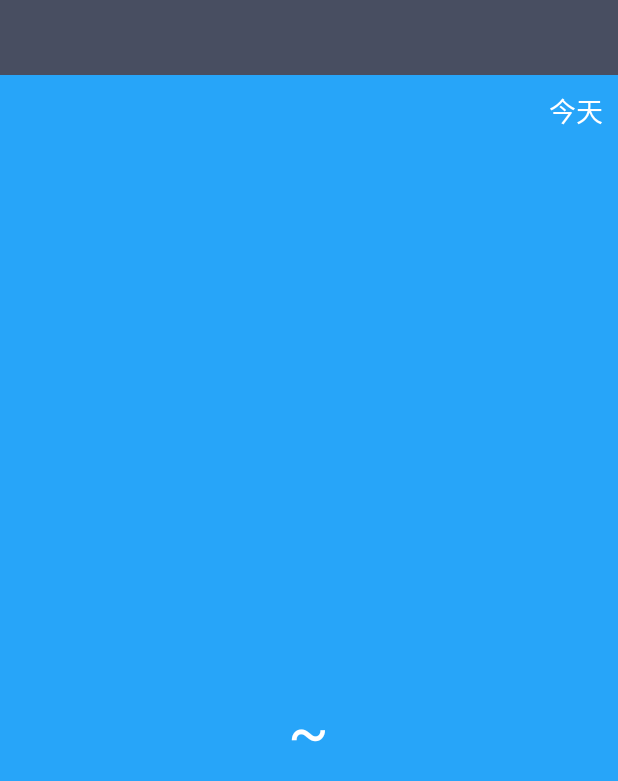
After one commit to wdyangll/coolweather, an Android app: the WeatherActivity screen opened directly, with no data from a screen before it, on a phone screen of 412 x 824 dp. The commit adds this screen. Shown: the top 781 px of the screen. Run offline under Robolectric (Android 15) with nearby library versions, the phone set to English and light mode, and no system bars.

Commit message:
finisha Weather activity

```diff
--- a/app/src/main/AndroidManifest.xml
+++ b/app/src/main/AndroidManifest.xml
@@ -14,6 +14,7 @@
                 <category android:name="android.intent.category.LAUNCHER"/>
             </intent-filter>
         </activity>
+        <activity android:name=".activity.WeatherActivity"/>
     </application>
 
 </manifest>
--- /dev/null
+++ b/app/src/main/java/com/example/vin/coolweather/activity/WeatherActivity.java
@@ -0,0 +1,119 @@
+package com.example.vin.coolweather.activity;
+
+import android.app.Activity;
+import android.content.SharedPreferences;
+import android.os.Bundle;
+import android.preference.PreferenceManager;
+import android.text.TextUtils;
+import android.util.Log;
+import android.view.View;
+import android.view.Window;
+import android.widget.LinearLayout;
+import android.widget.TextView;
+
+import com.example.vin.coolweather.R;
+import com.example.vin.coolweather.util.HttpCallbackListener;
+import com.example.vin.coolweather.util.HttpUtil;
+import com.example.vin.coolweather.util.Utility;
+
+/**
+ * Created by vin on 16/6/28.
+ */
+public class WeatherActivity extends Activity {
+    private LinearLayout mWeatherInfoLayout;
+    private TextView mCityNameText;
+    private TextView mPublishText;
+    private TextView mWeatherDespText;
+    private TextView mTemp1Text;
+    private TextView mTemp2Text;
+    private TextView mCurrentDateText;
+
+    @Override
+    protected void onCreate(Bundle savedInstanceState) {
+        super.onCreate(savedInstanceState);
+        requestWindowFeature(Window.FEATURE_NO_TITLE);
+        setContentView(R.layout.weather_layout);
+
+        mWeatherInfoLayout = (LinearLayout) findViewById(R.id.weather_info_layout);
+        mCityNameText = (TextView) findViewById(R.id.city_name);
+        mPublishText = (TextView) findViewById(R.id.publish_text);
+        mWeatherDespText = (TextView) findViewById(R.id.weather_desp);
+        mTemp1Text = (TextView) findViewById(R.id.temp1);
+        mTemp2Text = (TextView) findViewById(R.id.temp2);
+        mCurrentDateText = (TextView) findViewById(R.id.current_date);
+
+        String countyCode = getIntent().getStringExtra("county_code");
+        if (!TextUtils.isEmpty(countyCode)) {
+            mPublishText.setText("同步中");
+            mWeatherInfoLayout.setVerticalGravity(View.INVISIBLE);
+            mCityNameText.setVisibility(View.INVISIBLE);
+            queryWeatherCode(countyCode);
+        } else {
+            showWeather();
+        }
+    }
+
+    private void queryWeatherCode(String countyCode) {
+        String address = "http://www.weather.com.cn/data/list3/city" + countyCode + ".xml?level=3";
+        Log.i("manycode","county_code:"+countyCode);
+        queryFromServer(address, "countyCode");
+
+    }
+
+    private void queryWeatherInfo(String weatherCode) {
+        Log.i("manycode","weather_code:"+weatherCode);
+        String address = "http://www.weather.com.cn/data/cityinfo/" + weatherCode + ".html";
+        queryFromServer(address, "weatherCode");
+    }
+
+    private void queryFromServer(String address, final String type) {
+        HttpUtil.sendHttpRequest(address, new HttpCallbackListener() {
+            @Override
+            public void onFinish(String response) {
+                if ("countyCode".equals(type)) {
+                    if (!TextUtils.isEmpty(response)){
+                        String[] array = response.split("\\|");
+                        if (array !=null && array.length ==2) {
+                            String weatherCode =  array[1];
+                            queryWeatherInfo(weatherCode);
+                            Log.i("manycode","array:"+array[0] + " -- "+array[1]);
+
+                        }
+                    }
+                } else if ("weatherCode".equals(type)) {
+                    Utility.handleWeatherResponse(WeatherActivity.this, response);
+                    runOnUiThread(new Runnable() {
+                        @Override
+                        public void run() {
+                            showWeather();
+                        }
+                    });
+                }
+            }
+
+            @Override
+            public void onError(Exception e) {
+                runOnUiThread(new Runnable() {
+                    @Override
+                    public void run() {
+                        mPublishText.setText("同步失败");
+                    }
+                });
+            }
+        });
+
+    }
+
+    private void showWeather() {
+        SharedPreferences prefs = PreferenceManager.getDefaultSharedPreferences(this);
+        mCityNameText.setText(prefs.getString("city_name", ""));
+        mTemp1Text.setText(prefs.getString("temp1", ""));
+        mTemp2Text.setText(prefs.getString("temp2", ""));
+        mWeatherDespText.setText(prefs.getString("weather_desp", ""));
+        mPublishText.setText("今天" + prefs.getString("publish_time", ""));
+        mCurrentDateText.setText(prefs.getString("current_date", ""));
+        mWeatherInfoLayout.setVisibility(View.VISIBLE);
+        mCityNameText.setVisibility(View.VISIBLE);
+
+    }
+}
--- /dev/null
+++ b/app/src/main/res/layout/weather_layout.xml
@@ -0,0 +1,97 @@
+<?xml version="1.0" encoding="utf-8"?>
+<LinearLayout xmlns:android="http://schemas.android.com/apk/res/android"
+              android:layout_width="match_parent"
+              android:layout_height="match_parent"
+              android:orientation="vertical">
+
+    <RelativeLayout
+        android:layout_width="match_parent"
+        android:layout_height="50dp"
+        android:background="#484E61">
+
+        <TextView
+            android:id="@+id/city_name"
+            android:layout_width="wrap_content"
+            android:layout_height="wrap_content"
+            android:layout_centerInParent="true"
+            android:textColor="#fff"
+            android:textSize="24sp"/>
+    </RelativeLayout>
+
+    <RelativeLayout
+        android:layout_width="match_parent"
+        android:layout_height="0dp"
+        android:layout_weight="1"
+        android:background="#27A5F9">
+
+        <TextView
+            android:id="@+id/publish_text"
+            android:layout_width="wrap_content"
+            android:layout_height="wrap_content"
+            android:layout_alignParentRight="true"
+            android:layout_marginRight="10dp"
+            android:layout_marginTop="10dp"
+            android:textColor="#fff"
+            android:textSize="18sp"/>
+
+        <LinearLayout
+            android:id="@+id/weather_info_layout"
+            android:layout_width="wrap_content"
+            android:layout_height="wrap_content"
+            android:layout_centerInParent="true"
+            android:orientation="vertical">
+
+            <TextView
+                android:id="@+id/current_date"
+                android:layout_width="wrap_content"
+                android:layout_height="40dp"
+                android:gravity="center"
+                android:textColor="#fff"
+                android:textSize="18sp"/>
+
+            <TextView
+                android:id="@+id/weather_desp"
+                android:layout_width="wrap_content"
+                android:layout_height="60dp"
+                android:layout_gravity="center_horizontal"
+                android:gravity="center"
+                android:textColor="#fff"
+                android:textSize="40sp"/>
+
+            <LinearLayout
+                android:layout_width="wrap_content"
+                android:layout_height="60dp"
+                android:layout_gravity="center_horizontal"
+                android:orientation="horizontal">
+
+                <TextView
+                    android:id="@+id/temp1"
+                    android:layout_width="wrap_content"
+                    android:layout_height="wrap_content"
+                    android:layout_gravity="center_vertical"
+                    android:textColor="#fff"
+                    android:textSize="40sp"/>
+
+                <TextView
+                    android:layout_width="wrap_content"
+                    android:layout_height="wrap_content"
+                    android:layout_gravity="center_vertical"
+                    android:layout_marginLeft="10dp"
+                    android:layout_marginRight="10dp"
+                    android:text="~"
+                    android:textColor="#fff"
+                    android:textSize="40sp"/>
+
+                <TextView
+                    android:id="@+id/temp2"
+                    android:layout_width="wrap_content"
+                    android:layout_height="wrap_content"
+                    android:layout_gravity="center_vertical"
+                    android:textColor="#fff"
+                    android:textSize="40sp"/>
+            </LinearLayout>
+        </LinearLayout>
+
+    </RelativeLayout>
+
+</LinearLayout>
```
Also changed, not shown: app/src/main/java/com/example/vin/coolweather/activity/ChooseAreaActivity.java (+19 -2 lines), app/src/main/java/com/example/vin/coolweather/util/Utility.java (+44 -1 lines), 8 other files.
